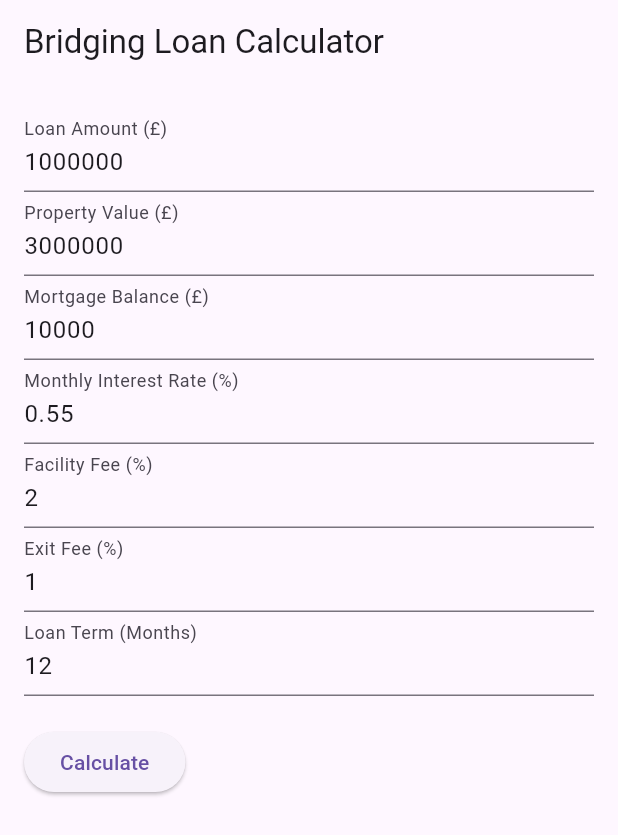
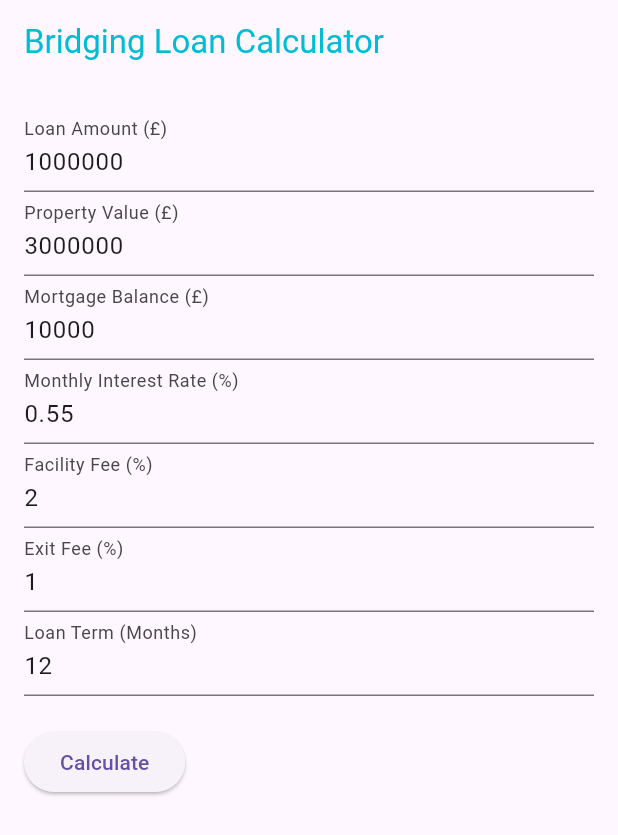
Before and after one commit to yamenemon/Bridging-Loan-Calculator, a Flutter app: the screen it shows after launch, on a phone screen of 412 x 824 dp. Shown: the top 835 px of the screen. Run offline on Flutter 3.47's test engine with Material 3 defaults, Android fonts, the phone set to English and light mode, and no system bars.

Commit message:
alignment change

```diff
--- a/shariah_bridge_financing/lib/loan_calculator_screen.dart
+++ b/shariah_bridge_financing/lib/loan_calculator_screen.dart
@@ -5,6 +5,7 @@ class LoanCalculatorScreen extends StatefulWidget {
   const LoanCalculatorScreen({super.key});
 
   @override
+  // ignore: library_private_types_in_public_api
   _LoanCalculatorScreenState createState() => _LoanCalculatorScreenState();
 }
 
@@ -45,10 +46,13 @@ class _LoanCalculatorScreenState extends State<LoanCalculatorScreen> {
   @override
   Widget build(BuildContext context) {
     return Scaffold(
-      appBar: AppBar(title: Text('Bridging Loan Calculator')),
+      appBar: AppBar(
+        title: Text('Bridging Loan Calculator'),
+        backgroundColor: Color.fromARGB(0, 25, 119, 116),
+        foregroundColor: Colors.cyan,
+      ),
       body: Expanded(
         flex: 7,
-        child: Container(
         child: SingleChildScrollView(
           child: Padding(
             padding: EdgeInsets.all(16.0),
@@ -57,8 +61,7 @@ class _LoanCalculatorScreenState extends State<LoanCalculatorScreen> {
               children: [
                 TextField(
                     controller: loanAmountController,
-                      decoration:
-                          InputDecoration(labelText: 'Loan Amount (£)')),
+                    decoration: InputDecoration(labelText: 'Loan Amount (£)')),
                 TextField(
                     controller: propertyValueController,
                     decoration:
@@ -73,8 +76,7 @@ class _LoanCalculatorScreenState extends State<LoanCalculatorScreen> {
                         labelText: 'Monthly Interest Rate (%)')),
                 TextField(
                     controller: facilityFeeController,
-                      decoration:
-                          InputDecoration(labelText: 'Facility Fee (%)')),
+                    decoration: InputDecoration(labelText: 'Facility Fee (%)')),
                 TextField(
                     controller: exitFeeController,
                     decoration: InputDecoration(labelText: 'Exit Fee (%)')),
@@ -83,19 +85,18 @@ class _LoanCalculatorScreenState extends State<LoanCalculatorScreen> {
                     decoration:
                         InputDecoration(labelText: 'Loan Term (Months)')),
                 SizedBox(height: 20),
-                  ElevatedButton(
-                      onPressed: calculate, child: Text('Calculate')),
+                ElevatedButton(onPressed: calculate, child: Text('Calculate')),
                 SizedBox(height: 20),
                 if (result != null) ...[
                   Text('Total Costs:',
-                        style: TextStyle(
-                            fontSize: 18, fontWeight: FontWeight.bold)),
+                      style:
+                          TextStyle(fontSize: 18, fontWeight: FontWeight.bold)),
                   for (var entry in result!["Total Costs"].entries)
                     Text('${entry.key}: £${entry.value}'),
                   SizedBox(height: 10),
                   Text('Other Costs:',
-                        style: TextStyle(
-                            fontSize: 18, fontWeight: FontWeight.bold)),
+                      style:
+                          TextStyle(fontSize: 18, fontWeight: FontWeight.bold)),
                   for (var entry in result!["Other Costs"].entries)
                     Text('${entry.key}: £${entry.value}'),
                 ]
@@ -104,7 +105,6 @@ class _LoanCalculatorScreenState extends State<LoanCalculatorScreen> {
           ),
         ),
       ),
-      ),
     );
   }
 }
--- a/shariah_bridge_financing/lib/main.dart
+++ b/shariah_bridge_financing/lib/main.dart
@@ -6,9 +6,12 @@ void main() {
 }
 
 class BridgingLoanApp extends StatelessWidget {
+  const BridgingLoanApp({super.key});
+
   @override
   Widget build(BuildContext context) {
     return MaterialApp(
+      debugShowCheckedModeBanner: false,
       title: 'Bridging Loan Calculator',
       home: LoanCalculatorScreen(),
     );
```
Lines whose indentation alone changed are shown as unchanged.
